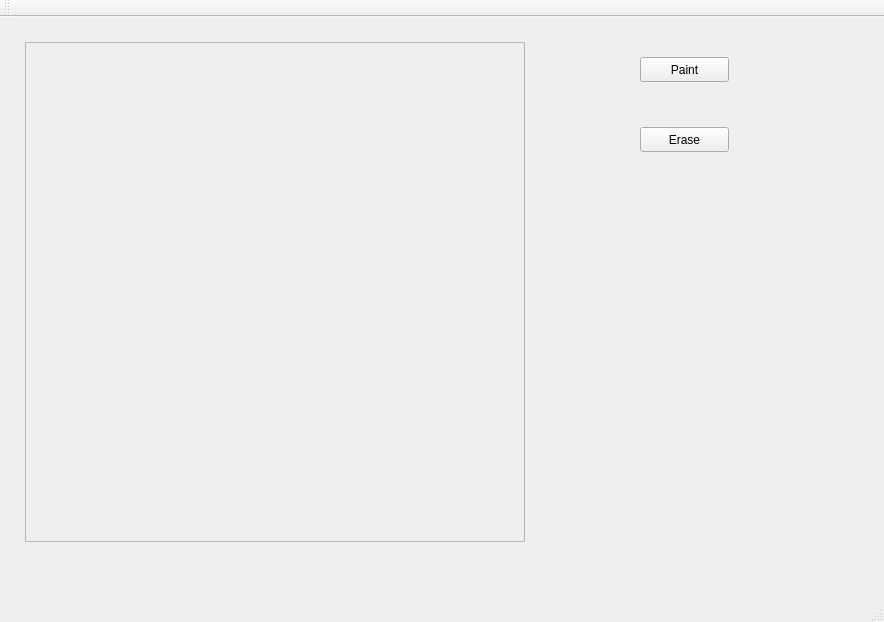
The window that pixamawindow.ui (JonWiggins/PixamaSpriteEditor) describes before a commit, drawn with Qt 5.
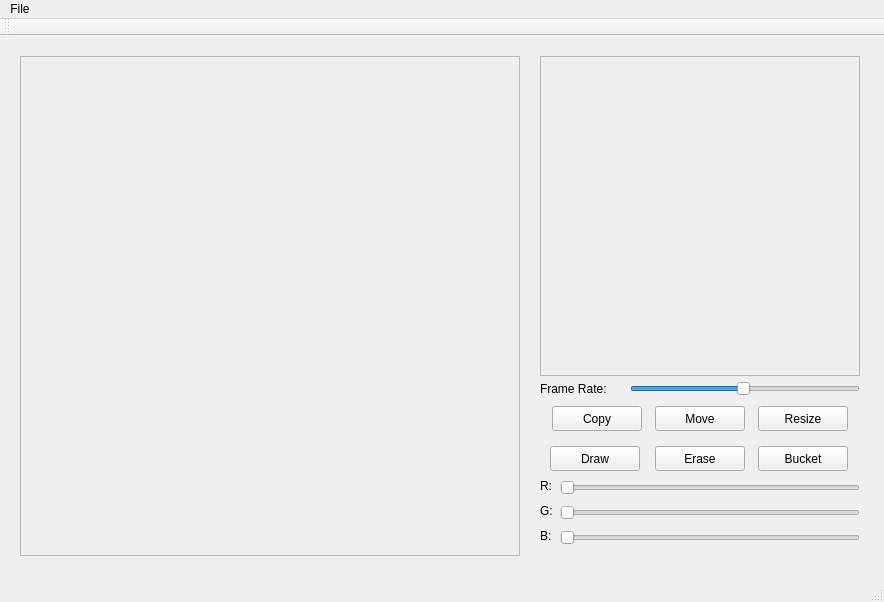
The same window after the commit.

Commit message: Add GUI buttons, preview, and file menu

Patch:
```diff
--- a/pixamawindow.ui
+++ b/pixamawindow.ui
@@ -7,7 +7,7 @@
     <x>0</x>
     <y>0</y>
     <width>884</width>
-    <height>622</height>
+    <height>602</height>
    </rect>
   </property>
   <property name="windowTitle">
@@ -20,8 +20,8 @@
     </property>
     <property name="geometry">
      <rect>
-      <x>25</x>
-      <y>25</y>
+      <x>20</x>
+      <y>20</y>
       <width>500</width>
       <height>500</height>
      </rect>
@@ -33,22 +33,22 @@
    <widget class="QPushButton" name="PaintButton">
     <property name="geometry">
      <rect>
-      <x>640</x>
-      <y>40</y>
-      <width>89</width>
+      <x>550</x>
+      <y>410</y>
+      <width>90</width>
       <height>25</height>
      </rect>
     </property>
     <property name="text">
-     <string>Paint</string>
+     <string>Draw</string>
     </property>
    </widget>
    <widget class="QPushButton" name="EraseButton">
     <property name="geometry">
      <rect>
-      <x>640</x>
-      <y>110</y>
-      <width>89</width>
+      <x>655</x>
+      <y>410</y>
+      <width>90</width>
       <height>25</height>
      </rect>
     </property>
@@ -56,6 +56,214 @@
      <string>Erase</string>
     </property>
    </widget>
+   <widget class="QGraphicsView" name="preview">
+    <property name="enabled">
+     <bool>false</bool>
+    </property>
+    <property name="geometry">
+     <rect>
+      <x>540</x>
+      <y>20</y>
+      <width>320</width>
+      <height>320</height>
+     </rect>
+    </property>
+    <property name="interactive">
+     <bool>true</bool>
+    </property>
+   </widget>
+   <widget class="QPushButton" name="copyButton">
+    <property name="geometry">
+     <rect>
+      <x>552</x>
+      <y>370</y>
+      <width>90</width>
+      <height>25</height>
+     </rect>
+    </property>
+    <property name="text">
+     <string>Copy</string>
+    </property>
+   </widget>
+   <widget class="QPushButton" name="moveButton">
+    <property name="geometry">
+     <rect>
+      <x>655</x>
+      <y>370</y>
+      <width>90</width>
+      <height>25</height>
+     </rect>
+    </property>
+    <property name="text">
+     <string>Move</string>
+    </property>
+   </widget>
+   <widget class="QPushButton" name="resizeButton">
+    <property name="geometry">
+     <rect>
+      <x>758</x>
+      <y>370</y>
+      <width>90</width>
+      <height>25</height>
+     </rect>
+    </property>
+    <property name="text">
+     <string>Resize</string>
+    </property>
+   </widget>
+   <widget class="QSlider" name="frameRateSlider">
+    <property name="geometry">
+     <rect>
+      <x>630</x>
+      <y>340</y>
+      <width>230</width>
+      <height>25</height>
+     </rect>
+    </property>
+    <property name="minimum">
+     <number>1</number>
+    </property>
+    <property name="maximum">
+     <number>60</number>
+    </property>
+    <property name="value">
+     <number>30</number>
+    </property>
+    <property name="orientation">
+     <enum>Qt::Horizontal</enum>
+    </property>
+   </widget>
+   <widget class="QLabel" name="frameRateLabel">
+    <property name="geometry">
+     <rect>
+      <x>540</x>
+      <y>340</y>
+      <width>80</width>
+      <height>25</height>
+     </rect>
+    </property>
+    <property name="text">
+     <string>Frame Rate:</string>
+    </property>
+   </widget>
+   <widget class="QPushButton" name="bucketButton">
+    <property name="geometry">
+     <rect>
+      <x>758</x>
+      <y>410</y>
+      <width>90</width>
+      <height>25</height>
+     </rect>
+    </property>
+    <property name="text">
+     <string>Bucket</string>
+    </property>
+   </widget>
+   <widget class="QLabel" name="labelR">
+    <property name="geometry">
+     <rect>
+      <x>540</x>
+      <y>440</y>
+      <width>20</width>
+      <height>20</height>
+     </rect>
+    </property>
+    <property name="text">
+     <string>R:</string>
+    </property>
+   </widget>
+   <widget class="QLabel" name="labelG">
+    <property name="geometry">
+     <rect>
+      <x>540</x>
+      <y>465</y>
+      <width>20</width>
+      <height>20</height>
+     </rect>
+    </property>
+    <property name="text">
+     <string>G:</string>
+    </property>
+   </widget>
+   <widget class="QLabel" name="labelB">
+    <property name="geometry">
+     <rect>
+      <x>540</x>
+      <y>490</y>
+      <width>20</width>
+      <height>20</height>
+     </rect>
+    </property>
+    <property name="text">
+     <string>B:</string>
+    </property>
+   </widget>
+   <widget class="QSlider" name="sliderR">
+    <property name="geometry">
+     <rect>
+      <x>560</x>
+      <y>440</y>
+      <width>300</width>
+      <height>23</height>
+     </rect>
+    </property>
+    <property name="minimum">
+     <number>0</number>
+    </property>
+    <property name="maximum">
+     <number>255</number>
+    </property>
+    <property name="value">
+     <number>0</number>
+    </property>
+    <property name="orientation">
+     <enum>Qt::Horizontal</enum>
+    </property>
+   </widget>
+   <widget class="QSlider" name="sliderG">
+    <property name="geometry">
+     <rect>
+      <x>560</x>
+      <y>465</y>
+      <width>300</width>
+      <height>23</height>
+     </rect>
+    </property>
+    <property name="minimum">
+     <number>0</number>
+    </property>
+    <property name="maximum">
+     <number>255</number>
+    </property>
+    <property name="value">
+     <number>0</number>
+    </property>
+    <property name="orientation">
+     <enum>Qt::Horizontal</enum>
+    </property>
+   </widget>
+   <widget class="QSlider" name="sliderB">
+    <property name="geometry">
+     <rect>
+      <x>560</x>
+      <y>490</y>
+      <width>300</width>
+      <height>23</height>
+     </rect>
+    </property>
+    <property name="minimum">
+     <number>0</number>
+    </property>
+    <property name="maximum">
+     <number>255</number>
+    </property>
+    <property name="value">
+     <number>0</number>
+    </property>
+    <property name="orientation">
+     <enum>Qt::Horizontal</enum>
+    </property>
+   </widget>
   </widget>
   <widget class="QMenuBar" name="menuBar">
    <property name="geometry">
@@ -66,6 +274,16 @@
      <height>22</height>
     </rect>
    </property>
+   <widget class="QMenu" name="menuFile">
+    <property name="title">
+     <string>File</string>
+    </property>
+    <addaction name="actionSave"/>
+    <addaction name="actionLoad"/>
+    <addaction name="actionExport"/>
+    <addaction name="actionClose"/>
+   </widget>
+   <addaction name="menuFile"/>
   </widget>
   <widget class="QToolBar" name="mainToolBar">
    <attribute name="toolBarArea">
```
Left out of the diff: 26 changed lines with no effect on the pictures.
